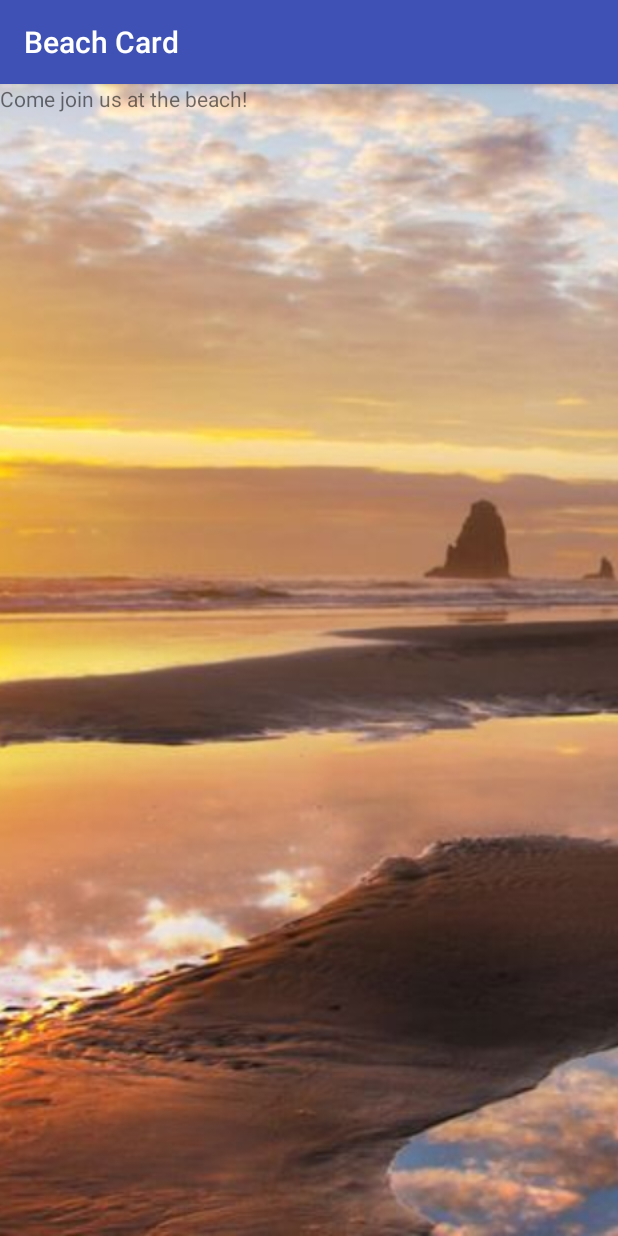
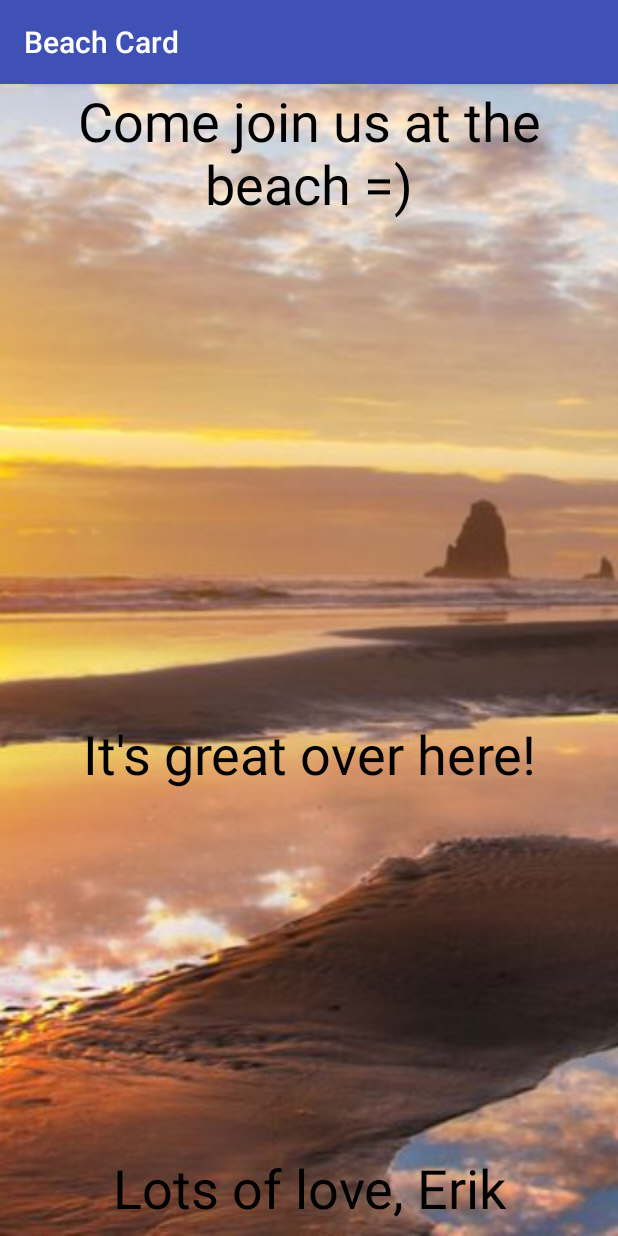
Before and after one commit to erikbenton/beach-card, an Android app: the screen it shows after launch (MainActivity), on a phone screen of 412 x 824 dp. Run offline under Robolectric (Android 15) with nearby library versions, the phone set to English and light mode, and no system bars.

Commit message:
adding text to card

```diff
--- a/app/src/main/res/layout/activity_main.xml
+++ b/app/src/main/res/layout/activity_main.xml
@@ -16,6 +16,29 @@
     <TextView
         android:layout_width="wrap_content"
         android:layout_height="wrap_content"
-        android:text="Come join us at the beach!" />
+        android:textColor="@android:color/black"
+        android:textSize="36dp"
+        android:textAlignment="center"
+        android:text="Come join us at the beach =)" />
+
+    <TextView
+        android:layout_width="match_parent"
+        android:layout_height="wrap_content"
+        android:textSize="36dp"
+        android:layout_centerVertical="true"
+        android:textAlignment="center"
+        android:textColor="@android:color/black"
+        android:paddingTop="125dp"
+        android:text="It's great over here!"/>
+
+    <TextView
+        android:layout_width="match_parent"
+        android:layout_height="wrap_content"
+        android:textSize="36dp"
+        android:layout_alignParentBottom="true"
+        android:textAlignment="center"
+        android:textColor="@android:color/black"
+        android:paddingBottom="8dp"
+        android:text="Lots of love, Erik"/>
 
 </RelativeLayout>
```
